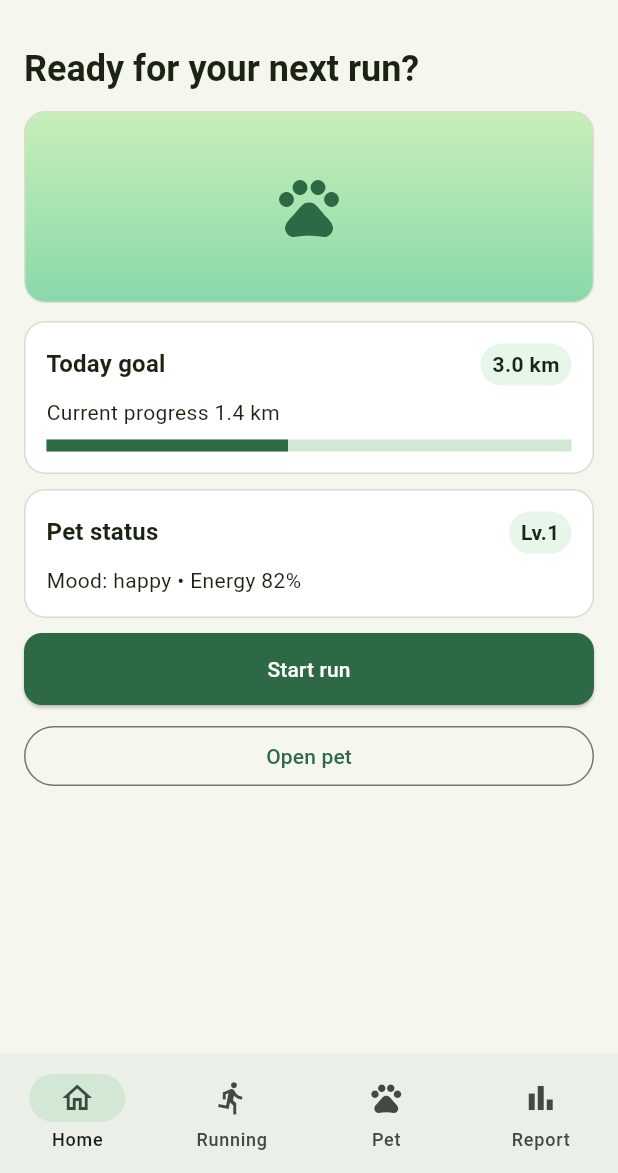
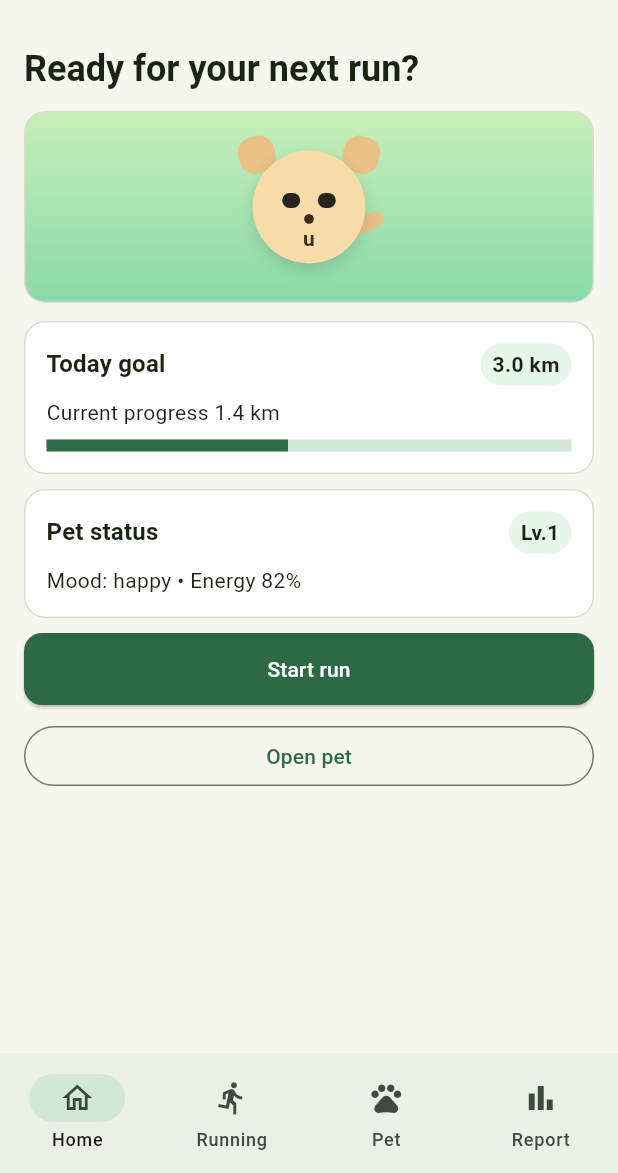
Before and after one commit to Kimseungzzang/RunPet_app, a Flutter app: the screen it shows after launch, on a phone screen of 412 x 824 dp, the part 63-1236 px from its top. Run offline on Flutter 3.47's test engine with Material 3 defaults, Android fonts, the light colour scheme and no system bars; our stand-ins replace flutter_riverpod, geolocator, in_app_purchase; network calls fail.

Commit message:
feat(ui): replace pet icons with character avatar widget

```diff
--- a/lib/screens/home_screen.dart
+++ b/lib/screens/home_screen.dart
@@ -1,6 +1,7 @@
 import 'package:flutter/material.dart';
 import 'package:runpet_app/models/pet_model.dart';
 import 'package:runpet_app/theme/app_theme.dart';
+import 'package:runpet_app/widgets/pet_avatar.dart';
 import 'package:runpet_app/widgets/runpet_card.dart';
 
 class HomeScreen extends StatelessWidget {
@@ -36,8 +37,12 @@ class HomeScreen extends StatelessWidget {
             borderRadius: BorderRadius.circular(14),
             border: Border.all(color: AppTheme.line),
           ),
-          child: const Center(
-            child: Icon(Icons.pets, color: AppTheme.leaf, size: 48),
+          child: Center(
+            child: PetAvatar(
+              size: 94,
+              mood: petMood,
+              hatId: pet?.equippedHatId,
+            ),
           ),
         ),
         const SizedBox(height: 12),
--- a/lib/screens/pet_screen.dart
+++ b/lib/screens/pet_screen.dart
@@ -1,5 +1,6 @@
 import 'package:flutter/material.dart';
 import 'package:runpet_app/models/pet_model.dart';
+import 'package:runpet_app/widgets/pet_avatar.dart';
 import 'package:runpet_app/widgets/runpet_card.dart';
 
 class PetScreen extends StatelessWidget {
@@ -20,6 +21,7 @@ class PetScreen extends StatelessWidget {
   Widget build(BuildContext context) {
     final level = pet?.petLevel ?? 1;
     final exp = pet?.petExp ?? 0;
+    final mood = pet?.petMood ?? 'happy';
 
     return ListView(
       padding: const EdgeInsets.all(16),
@@ -36,7 +38,13 @@ class PetScreen extends StatelessWidget {
               end: Alignment.bottomCenter,
             ),
           ),
-          child: const Center(child: Icon(Icons.pets, size: 48)),
+          child: Center(
+            child: PetAvatar(
+              size: 94,
+              mood: mood,
+              hatId: pet?.equippedHatId,
+            ),
+          ),
         ),
         const SizedBox(height: 10),
         RunpetCard(
--- /dev/null
+++ b/lib/widgets/pet_avatar.dart
@@ -0,0 +1,207 @@
+import 'package:flutter/material.dart';
+
+class PetAvatar extends StatefulWidget {
+  const PetAvatar({
+    super.key,
+    this.size = 140,
+    this.mood = 'happy',
+    this.hatId,
+  });
+
+  final double size;
+  final String mood;
+  final String? hatId;
+
+  @override
+  State<PetAvatar> createState() => _PetAvatarState();
+}
+
+class _PetAvatarState extends State<PetAvatar> with SingleTickerProviderStateMixin {
+  late final AnimationController _tailController;
+
+  @override
+  void initState() {
+    super.initState();
+    _tailController = AnimationController(
+      vsync: this,
+      duration: const Duration(milliseconds: 350),
+    );
+    _tailController.forward().then((_) {
+      if (mounted) {
+        _tailController.reverse();
+      }
+    });
+  }
+
+  @override
+  void dispose() {
+    _tailController.dispose();
+    super.dispose();
+  }
+
+  @override
+  Widget build(BuildContext context) {
+    final mood = widget.mood.toLowerCase();
+    final isTired = mood == 'tired';
+    final isSad = mood == 'sad';
+    final faceColor = isTired
+        ? const Color(0xFFECCF9A)
+        : (isSad ? const Color(0xFFF1D4B5) : const Color(0xFFF7DCA9));
+    final earColor = isTired
+        ? const Color(0xFFD5B37A)
+        : (isSad ? const Color(0xFFE2BC92) : const Color(0xFFE9C186));
+    final mouth = isTired ? '-' : (isSad ? 'n' : 'u');
+
+    return SizedBox(
+      width: widget.size,
+      height: widget.size,
+      child: Stack(
+        clipBehavior: Clip.none,
+        children: [
+          AnimatedBuilder(
+            animation: _tailController,
+            builder: (context, child) {
+              final angle = (_tailController.value - 0.5) * 0.9;
+              return Positioned(
+                right: -8,
+                bottom: 22,
+                child: Transform.rotate(
+                  angle: angle,
+                  alignment: Alignment.bottomLeft,
+                  child: Container(
+                    width: 34,
+                    height: 10,
+                    decoration: BoxDecoration(
+                      color: earColor,
+                      borderRadius: BorderRadius.circular(10),
+                    ),
+                  ),
+                ),
+              );
+            },
+          ),
+          Align(
+            alignment: Alignment.topLeft,
+            child: Transform.rotate(
+              angle: -0.3,
+              child: Container(
+                width: widget.size * 0.26,
+                height: widget.size * 0.26,
+                decoration: BoxDecoration(
+                  color: earColor,
+                  borderRadius: BorderRadius.circular(10),
+                ),
+              ),
+            ),
+          ),
+          Align(
+            alignment: Alignment.topRight,
+            child: Transform.rotate(
+              angle: 0.3,
+              child: Container(
+                width: widget.size * 0.26,
+                height: widget.size * 0.26,
+                decoration: BoxDecoration(
+                  color: earColor,
+                  borderRadius: BorderRadius.circular(10),
+                ),
+              ),
+            ),
+          ),
+          Align(
+            alignment: Alignment.center,
+            child: Container(
+              width: widget.size * 0.86,
+              height: widget.size * 0.8,
+              decoration: BoxDecoration(
+                color: faceColor,
+                shape: BoxShape.circle,
+                boxShadow: const [
+                  BoxShadow(
+                    color: Color(0x22000000),
+                    blurRadius: 8,
+                    offset: Offset(0, 4),
+                  ),
+                ],
+              ),
+              child: Stack(
+                children: [
+                  Positioned(
+                    left: widget.size * 0.24,
+                    top: widget.size * 0.3,
+                    child: const _Eye(),
+                  ),
+                  Positioned(
+                    right: widget.size * 0.24,
+                    top: widget.size * 0.3,
+                    child: const _Eye(),
+                  ),
+                  Positioned(
+                    left: 0,
+                    right: 0,
+                    top: widget.size * 0.44,
+                    child: const Center(
+                      child: Icon(Icons.circle, size: 8, color: Color(0xFF3B2E1A)),
+                    ),
+                  ),
+                  Positioned(
+                    left: 0,
+                    right: 0,
+                    top: widget.size * 0.52,
+                    child: Center(
+                      child: Text(
+                        mouth,
+                        style: const TextStyle(
+                          fontWeight: FontWeight.w700,
+                          color: Color(0xFF3B2E1A),
+                        ),
+                      ),
+                    ),
+                  ),
+                ],
+              ),
+            ),
+          ),
+          if (widget.hatId != null && widget.hatId!.isNotEmpty)
+            Positioned(
+              left: widget.size * 0.2,
+              right: widget.size * 0.2,
+              top: -6,
+              child: Container(
+                height: widget.size * 0.2,
+                decoration: BoxDecoration(
+                  color: const Color(0xFF2E6945),
+                  borderRadius: BorderRadius.circular(12),
+                ),
+                alignment: Alignment.center,
+                child: const Text(
+                  'HAT',
+                  style: TextStyle(
+                    color: Colors.white,
+                    fontSize: 10,
+                    fontWeight: FontWeight.w700,
+                  ),
+                ),
+              ),
+            ),
+        ],
+      ),
+    );
+  }
+}
+
+class _Eye extends StatelessWidget {
+  const _Eye();
+
+  @override
+  Widget build(BuildContext context) {
+    return Container(
+      width: 12,
+      height: 10,
+      decoration: BoxDecoration(
+        color: const Color(0xFF2A251C),
+        borderRadius: BorderRadius.circular(10),
+      ),
+    );
+  }
+}
```
